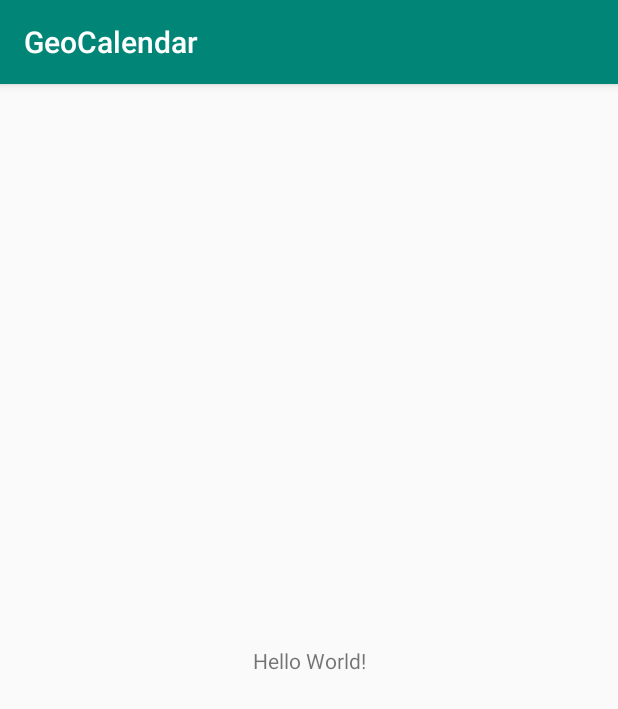
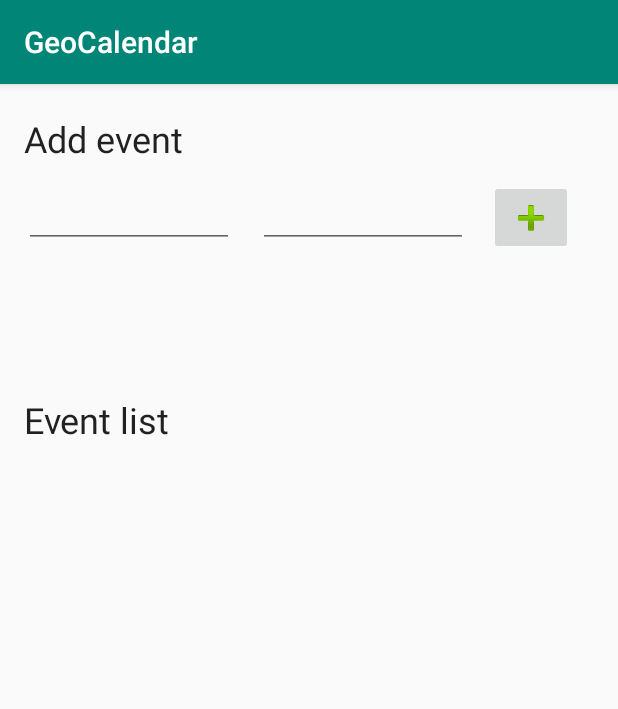
Before and after one commit to CremaLuca/geoCalendar, an Android app: the screen it shows after launch (MainActivity), on a phone screen of 412 x 824 dp. Shown: the top 709 px of the screen. Run offline under Robolectric (Android 15) with nearby library versions, the phone set to English and light mode, and no system bars.

Commit message:
Started writing demo: - Created recyclerview with map, latitute and longitude for each event - Added two inputs and a button to create new event

```diff
--- a/app/build.gradle
+++ b/app/build.gradle
@@ -28,4 +28,6 @@ dependencies {
     androidTestImplementation 'androidx.test.espresso:espresso-core:3.2.0'
     implementation 'com.github.Cogno-IDU:smslibrary:v2.1'
     testImplementation 'org.mockito:mockito-core:2.7.22'
+    implementation 'androidx.recyclerview:recyclerview:1.1.0'
+    implementation 'com.google.android.gms:play-services-maps:17.0.0'
 }
--- a/app/src/main/java/com/eis/geoCalendar/app/activities/MainActivity.java
+++ b/app/src/main/java/com/eis/geoCalendar/app/activities/MainActivity.java
@@ -3,14 +3,41 @@ package com.eis.geoCalendar.app.activities;
 import android.os.Bundle;
 
 import com.eis.geoCalendar.R;
+import com.eis.geoCalendar.app.GenericTimedEvent;
+
+import java.util.ArrayList;
 
 import androidx.appcompat.app.AppCompatActivity;
+import androidx.recyclerview.widget.LinearLayoutManager;
+import androidx.recyclerview.widget.RecyclerView;
 
 public class MainActivity extends AppCompatActivity {
+
+    private RecyclerView recyclerView;
+    private GenericEventAdapter eventAdapter;
+    private RecyclerView.LayoutManager layoutManager;
+
+    private ArrayList<GenericTimedEvent<String>> events;
 
     @Override
     protected void onCreate(Bundle savedInstanceState) {
         super.onCreate(savedInstanceState);
         setContentView(R.layout.activity_main);
+        events = new ArrayList<>();
+        setupRecyclerView(events);
+    }
+
+    private void setupRecyclerView(ArrayList<GenericTimedEvent<String>> events) {
+        recyclerView = findViewById(R.id.eventsRecyclerView);
+        recyclerView.setHasFixedSize(true);
+        layoutManager = new LinearLayoutManager(this);
+        recyclerView.setLayoutManager(layoutManager);
+
+        eventAdapter = new GenericEventAdapter(events);
+        recyclerView.setAdapter(eventAdapter);
+    }
+
+    public void onAddEventButton() {
+
     }
 }
--- a/app/src/main/res/layout/activity_main.xml
+++ b/app/src/main/res/layout/activity_main.xml
@@ -6,13 +6,69 @@
     android:layout_height="match_parent"
     tools:context=".app.activities.MainActivity">
 
+    <androidx.recyclerview.widget.RecyclerView
+        android:id="@+id/eventsRecyclerView"
+        android:layout_width="380dp"
+        android:layout_height="500dp"
+        android:layout_marginBottom="20dp"
+        app:layout_constraintBottom_toBottomOf="parent"
+        app:layout_constraintEnd_toEndOf="parent"
+        app:layout_constraintStart_toStartOf="parent" />
+
+    <EditText
+        android:id="@+id/editText"
+        android:layout_width="140dp"
+        android:layout_height="wrap_content"
+        android:layout_marginStart="16dp"
+        android:layout_marginTop="64dp"
+        android:ems="10"
+        android:inputType="numberDecimal"
+        app:layout_constraintStart_toStartOf="parent"
+        app:layout_constraintTop_toTopOf="parent" />
+
+    <EditText
+        android:id="@+id/editText2"
+        android:layout_width="140dp"
+        android:layout_height="wrap_content"
+        android:layout_marginStart="16dp"
+        android:layout_marginTop="64dp"
+        android:ems="10"
+        android:inputType="numberDecimal"
+        app:layout_constraintStart_toEndOf="@+id/editText"
+        app:layout_constraintTop_toTopOf="parent" />
+
+    <ImageButton
+        android:id="@+id/imageButton"
+        android:layout_width="wrap_content"
+        android:layout_height="50dp"
+        android:layout_marginTop="64dp"
+        android:layout_marginEnd="16dp"
+        app:layout_constraintEnd_toEndOf="parent"
+        app:layout_constraintStart_toEndOf="@+id/editText2"
+        app:layout_constraintTop_toTopOf="parent"
+        app:srcCompat="@android:drawable/ic_input_add" />
+
     <TextView
+        android:id="@+id/addEventTitle"
         android:layout_width="wrap_content"
         android:layout_height="wrap_content"
-        android:text="Hello World!"
-        app:layout_constraintBottom_toBottomOf="parent"
-        app:layout_constraintLeft_toLeftOf="parent"
-        app:layout_constraintRight_toRightOf="parent"
+        android:layout_marginStart="16dp"
+        android:layout_marginTop="16dp"
+        android:layout_marginBottom="8dp"
+        android:text="Add event"
+        android:textAppearance="@style/Base.TextAppearance.AppCompat.Headline"
+        app:layout_constraintBottom_toTopOf="@+id/editText"
+        app:layout_constraintStart_toStartOf="parent"
         app:layout_constraintTop_toTopOf="parent" />
 
+    <TextView
+        android:id="@+id/eventListTitle"
+        android:layout_width="wrap_content"
+        android:layout_height="wrap_content"
+        android:layout_marginStart="16dp"
+        android:layout_marginBottom="8dp"
+        android:text="Event list"
+        android:textAppearance="@style/Base.TextAppearance.AppCompat.Headline"
+        app:layout_constraintBottom_toTopOf="@+id/eventsRecyclerView"
+        app:layout_constraintStart_toStartOf="parent" />
 </androidx.constraintlayout.widget.ConstraintLayout>
```
Also changed, not shown: app/src/main/AndroidManifest.xml (+10 -0 lines), app/src/main/java/com/eis/geoCalendar/app/activities/GenericEventAdapter.java (added, +118 -0 lines), app/src/main/res/layout/event_view.xml (added, +64 -0 lines).
